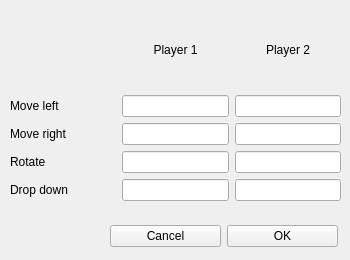
stfbnc/QTetris, file gamecontrols.ui: the form before one commit.
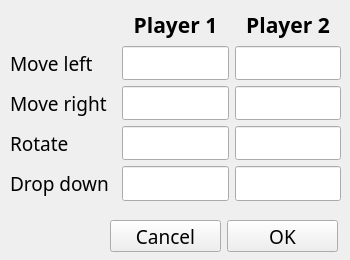
The form after the commit.

The edit to the form file:
```diff
--- a/gamecontrols.ui
+++ b/gamecontrols.ui
@@ -31,10 +31,16 @@
     <height>260</height>
    </size>
   </property>
+  <property name="font">
+   <font>
+    <family>Dyuthi</family>
+    <pointsize>14</pointsize>
+   </font>
+  </property>
   <property name="windowTitle">
    <string>Set controls</string>
   </property>
-  <widget class="QWidget" name="">
+  <widget class="QWidget" name="layoutWidget">
    <property name="geometry">
     <rect>
      <x>10</x>
@@ -45,7 +51,7 @@
    </property>
    <layout class="QVBoxLayout" name="verticalLayout" stretch="0,1,1,1,1">
     <property name="spacing">
-     <number>-1</number>
+     <number>6</number>
     </property>
     <item>
      <layout class="QHBoxLayout" name="horizontalLayout" stretch="1,1,1">
@@ -58,6 +64,14 @@
       </item>
       <item>
        <widget class="QLabel" name="label_2">
+        <property name="font">
+         <font>
+          <family>Dyuthi</family>
+          <pointsize>16</pointsize>
+          <weight>75</weight>
+          <bold>true</bold>
+         </font>
+        </property>
         <property name="text">
          <string>Player 1</string>
         </property>
@@ -68,6 +82,14 @@
       </item>
       <item>
        <widget class="QLabel" name="label_3">
+        <property name="font">
+         <font>
+          <family>Dyuthi</family>
+          <pointsize>16</pointsize>
+          <weight>75</weight>
+          <bold>true</bold>
+         </font>
+        </property>
         <property name="text">
          <string>Player 2</string>
         </property>
@@ -82,6 +104,12 @@
      <layout class="QHBoxLayout" name="horizontalLayout_2" stretch="1,1,1">
       <item>
        <widget class="QLabel" name="label_4">
+        <property name="font">
+         <font>
+          <family>Dyuthi</family>
+          <pointsize>14</pointsize>
+         </font>
+        </property>
         <property name="text">
          <string>Move left</string>
         </property>
@@ -107,6 +135,12 @@
      <layout class="QHBoxLayout" name="horizontalLayout_3" stretch="1,1,1">
       <item>
        <widget class="QLabel" name="label_5">
+        <property name="font">
+         <font>
+          <family>Dyuthi</family>
+          <pointsize>14</pointsize>
+         </font>
+        </property>
         <property name="text">
          <string>Move right</string>
         </property>
@@ -132,6 +166,12 @@
      <layout class="QHBoxLayout" name="horizontalLayout_4" stretch="1,1,1">
       <item>
        <widget class="QLabel" name="label_6">
+        <property name="font">
+         <font>
+          <family>Dyuthi</family>
+          <pointsize>14</pointsize>
+         </font>
+        </property>
         <property name="text">
          <string>Rotate</string>
         </property>
@@ -157,6 +197,12 @@
      <layout class="QHBoxLayout" name="horizontalLayout_5" stretch="1,1,1">
       <item>
        <widget class="QLabel" name="label_7">
+        <property name="font">
+         <font>
+          <family>Dyuthi</family>
+          <pointsize>14</pointsize>
+         </font>
+        </property>
         <property name="text">
          <string>Drop down</string>
         </property>
@@ -180,7 +226,7 @@
     </item>
    </layout>
   </widget>
-  <widget class="QWidget" name="">
+  <widget class="QWidget" name="layoutWidget">
    <property name="geometry">
     <rect>
      <x>110</x>
@@ -192,6 +238,12 @@
    <layout class="QHBoxLayout" name="horizontalLayout_6">
     <item>
      <widget class="QPushButton" name="cancelButton">
+      <property name="font">
+       <font>
+        <family>Dyuthi</family>
+        <pointsize>14</pointsize>
+       </font>
+      </property>
       <property name="text">
        <string>Cancel</string>
       </property>
@@ -199,6 +251,12 @@
     </item>
     <item>
      <widget class="QPushButton" name="okButton">
+      <property name="font">
+       <font>
+        <family>Dyuthi</family>
+        <pointsize>14</pointsize>
+       </font>
+      </property>
       <property name="text">
        <string>OK</string>
       </property>
```
